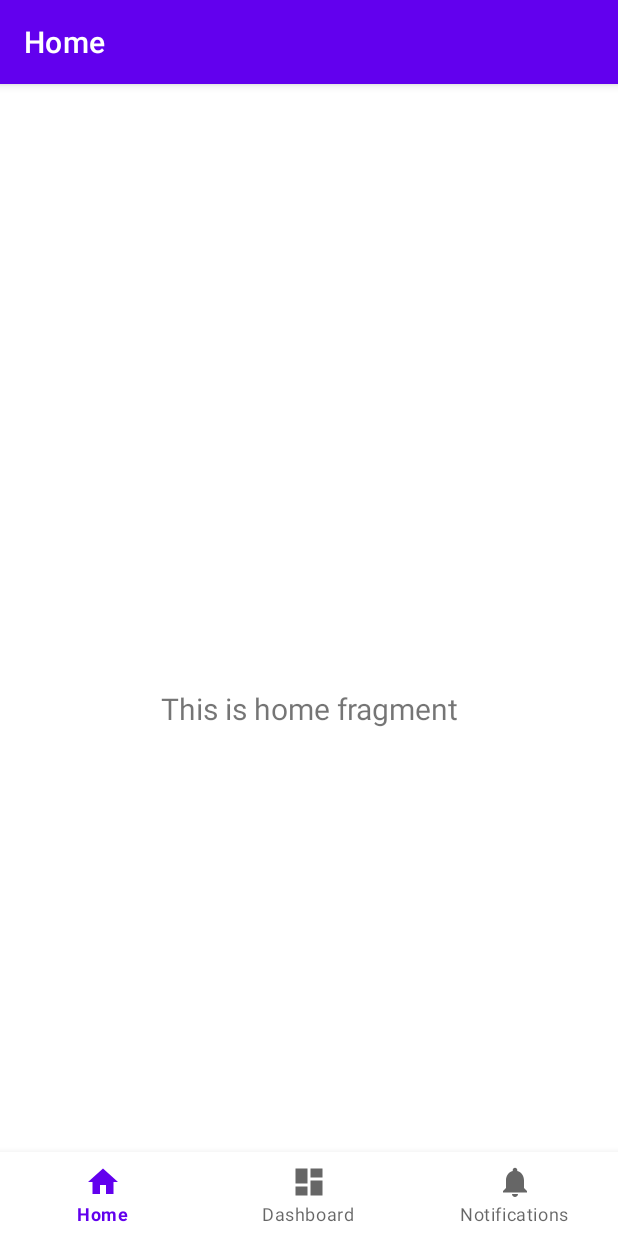
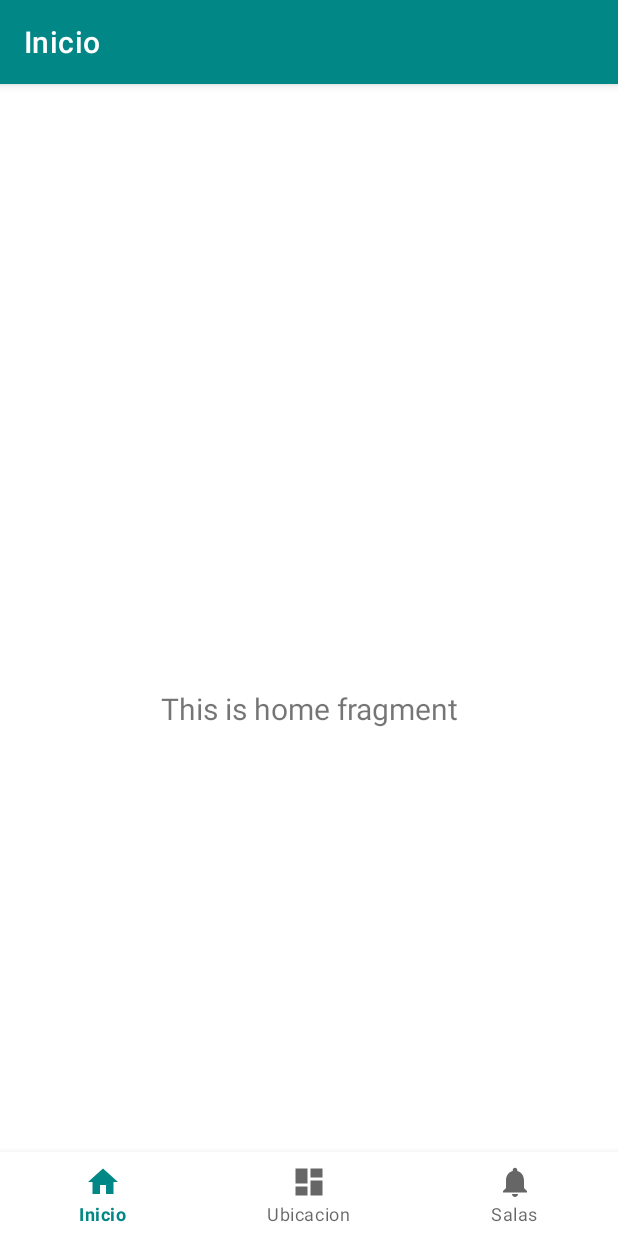
Before and after one commit to USMPDNBJ/TRIGAL, an Android app: the screen it shows after launch (MainActivity), on a phone screen of 412 x 824 dp. Run offline under Robolectric (Android 15) with nearby library versions, the phone set to English and light mode, and no system bars; our stand-ins replace navigation-ui.

Commit message:
Se modifico el color y los nombres

```diff
--- a/app/src/main/res/values/strings.xml
+++ b/app/src/main/res/values/strings.xml
@@ -1,6 +1,6 @@
 <resources>
     <string name="app_name">Trigal</string>
-    <string name="title_home">Home</string>
-    <string name="title_dashboard">Dashboard</string>
-    <string name="title_notifications">Notifications</string>
+    <string name="title_home">Inicio</string>
+    <string name="title_dashboard">Ubicacion</string>
+    <string name="title_notifications">Salas</string>
 </resources>
--- a/app/src/main/res/values/themes.xml
+++ b/app/src/main/res/values/themes.xml
@@ -2,7 +2,7 @@
     <!-- Base application theme. -->
     <style name="Theme.Trigal" parent="Theme.MaterialComponents.DayNight.DarkActionBar">
         <!-- Primary brand color. -->
-        <item name="colorPrimary">@color/purple_500</item>
+        <item name="colorPrimary">@color/teal_700</item>
         <item name="colorPrimaryVariant">@color/purple_700</item>
         <item name="colorOnPrimary">@color/white</item>
         <!-- Secondary brand color. -->
```
